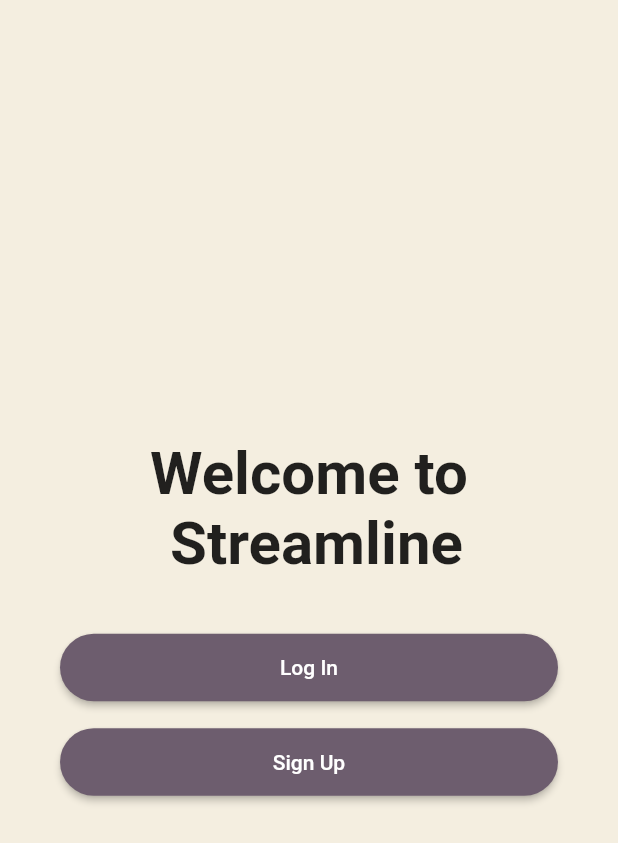
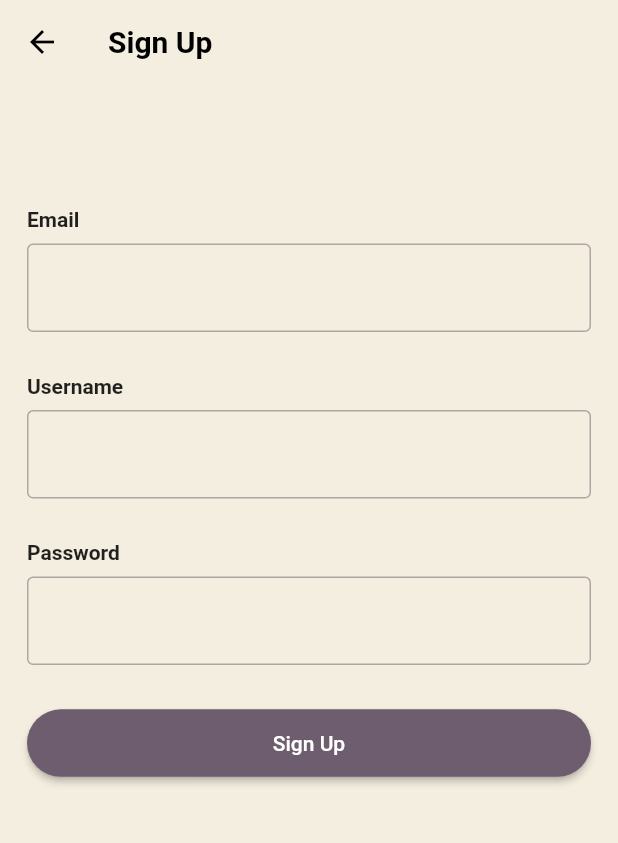
Before and after one commit to khushisinha20/Streamline, a Flutter app: the screen it shows after launch, after a tap on "Sign Up", on a phone screen of 412 x 824 dp. Shown: the top 843 px of the screen. Run offline on Flutter 3.47's test engine with Material 2 defaults, Android fonts, the phone set to English and light mode, and no system bars.

Commit message:
Implemented the Login Screen and Signup Screen UI

```diff
--- a/lib/main.dart
+++ b/lib/main.dart
@@ -1,5 +1,7 @@
 import 'package:flutter/material.dart';
+import 'package:streamline/screens/login_screen.dart';
 import 'package:streamline/screens/onboarding_screen.dart';
+import 'package:streamline/screens/signup_screen.dart';
 import 'package:streamline/utils/colors.dart';
 
 void main() {
@@ -29,6 +31,8 @@ class MyApp extends StatelessWidget {
           )),
       routes: {
         OnboardingScreen.routeName: (context) => const OnboardingScreen(),
+        LoginScreen.routeName: (context) => const LoginScreen(),
+        SignupScreen.routeName: (context) => const SignupScreen(),
       },
       home: const OnboardingScreen(),
     );
--- a/lib/screens/onboarding_screen.dart
+++ b/lib/screens/onboarding_screen.dart
@@ -1,6 +1,8 @@
 import 'dart:ui';
 
 import 'package:flutter/material.dart';
+import 'package:streamline/screens/login_screen.dart';
+import 'package:streamline/screens/signup_screen.dart';
 import 'package:streamline/widgets/custom_button.dart';
 
 class OnboardingScreen extends StatelessWidget {
@@ -28,9 +30,17 @@ class OnboardingScreen extends StatelessWidget {
             ),
             Padding(
               padding: const EdgeInsets.symmetric(vertical: 15.0),
-              child: CustomButton(onTap: () {}, text: 'Log In'),
+              child: CustomButton(
+                  onTap: () {
+                    Navigator.pushNamed(context, LoginScreen.routeName);
+                  },
+                  text: 'Log In'),
             ),
-            CustomButton(onTap: () {}, text: 'Sign Up')
+            CustomButton(
+                onTap: () {
+                  Navigator.pushNamed(context, SignupScreen.routeName);
+                },
+                text: 'Sign Up')
           ],
         ),
       ),
--- /dev/null
+++ b/lib/screens/signup_screen.dart
@@ -0,0 +1,75 @@
+import 'package:flutter/material.dart';
+import 'package:streamline/widgets/custom_button.dart';
+import 'package:streamline/widgets/custom_textfield.dart';
+
+class SignupScreen extends StatefulWidget {
+  static const String routeName = '/signup';
+  const SignupScreen({super.key});
+
+  @override
+  State<SignupScreen> createState() => SignupScreenState();
+}
+
+class SignupScreenState extends State<SignupScreen> {
+  final TextEditingController _emailController = TextEditingController();
+  final TextEditingController _passwordController = TextEditingController();
+  final TextEditingController _usernameController = TextEditingController();
+
+  @override
+  Widget build(BuildContext context) {
+    final size = MediaQuery.of(context).size;
+
+    return Scaffold(
+      appBar: AppBar(
+        title: const Text('Sign Up'),
+      ),
+      body: SingleChildScrollView(
+        child: Padding(
+          padding: const EdgeInsets.symmetric(horizontal: 18.0),
+          child: Column(
+            crossAxisAlignment: CrossAxisAlignment.start,
+            children: [
+              SizedBox(
+                height: size.height * 0.1,
+              ),
+              const Text(
+                'Email',
+                style: TextStyle(fontWeight: FontWeight.bold),
+              ),
+              Padding(
+                padding: const EdgeInsets.symmetric(vertical: 8.0),
+                child: CustomTextField(controller: _emailController),
+              ),
+              SizedBox(
+                height: 20,
+              ),
+              const Text(
+                'Username',
+                style: TextStyle(fontWeight: FontWeight.bold),
+              ),
+              Padding(
+                padding: const EdgeInsets.symmetric(vertical: 8.0),
+                child: CustomTextField(controller: _usernameController),
+              ),
+              SizedBox(
+                height: 20,
+              ),
+              const Text(
+                'Password',
+                style: TextStyle(fontWeight: FontWeight.bold),
+              ),
+              Padding(
+                padding: const EdgeInsets.symmetric(vertical: 8.0),
+                child: CustomTextField(controller: _passwordController),
+              ),
+              SizedBox(
+                height: 20,
+              ),
+              CustomButton(onTap: () {}, text: 'Sign Up'),
+            ],
+          ),
+        ),
+      ),
+    );
+  }
+}
--- a/lib/utils/colors.dart
+++ b/lib/utils/colors.dart
@@ -2,5 +2,5 @@ import 'package:flutter/material.dart';
 
 const buttonColor = Color.fromRGBO(109, 93, 110, 1);
 const backgroundColor = Color.fromRGBO(244, 238, 224, 1);
-const secondaryBackgroundColor = Colors.white;
+const secondaryBackgroundColor = Color.fromRGBO(180, 165, 165, 1);
 const primaryColor = Colors.black;
--- /dev/null
+++ b/lib/widgets/custom_textfield.dart
@@ -0,0 +1,32 @@
+import 'package:flutter/material.dart';
+import 'package:streamline/utils/colors.dart';
+
+class CustomTextField extends StatelessWidget {
+  final TextEditingController controller;
+  final Function(String)? onTap;
+  const CustomTextField({
+    Key? key,
+    required this.controller,
+    this.onTap,
+  }) : super(key: key);
+
+  @override
+  Widget build(BuildContext context) {
+    return TextField(
+      controller: controller,
+      decoration: const InputDecoration(
+        focusedBorder: OutlineInputBorder(
+          borderSide: BorderSide(
+            color: buttonColor,
+            width: 2,
+          ),
+        ),
+        enabledBorder: OutlineInputBorder(
+          borderSide: BorderSide(
+            color: secondaryBackgroundColor,
+          ),
+        ),
+      ),
+    );
+  }
+}
```
Also changed, not shown: lib/screens/login_screen.dart (added, +63 -0 lines).
